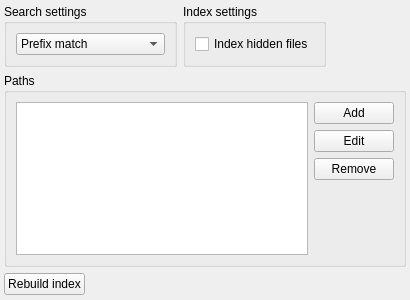
The window that src/services/fileindex/fileindexwidget.ui (albertlauncher/albert) describes before a commit, drawn with Qt 5.
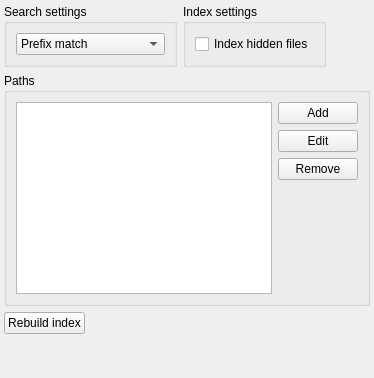
The same window after the commit.

Diff of the .ui file:
```diff
--- a/src/services/fileindex/fileindexwidget.ui
+++ b/src/services/fileindex/fileindexwidget.ui
@@ -2,14 +2,6 @@
 <ui version="4.0">
  <class>FileIndexWidget</class>
  <widget class="QWidget" name="FileIndexWidget">
-  <property name="geometry">
-   <rect>
-    <x>0</x>
-    <y>0</y>
-    <width>410</width>
-    <height>300</height>
-   </rect>
-  </property>
   <layout class="QVBoxLayout" name="verticalLayout_2">
    <property name="leftMargin">
     <number>4</number>
@@ -89,9 +81,7 @@
      <property name="title">
       <string>Paths</string>
      </property>
-     <layout class="QVBoxLayout" name="verticalLayout_4">
-      <item>
-       <layout class="QHBoxLayout" name="horizontalLayout_2">
+     <layout class="QHBoxLayout" name="horizontalLayout_4">
         <item>
          <widget class="QListWidget" name="listWidget_paths">
           <property name="textElideMode">
@@ -143,8 +133,6 @@
              </size>
             </property>
            </spacer>
-          </item>
-         </layout>
         </item>
        </layout>
       </item>
```
Left out of the diff: 6 changed lines with no effect on the pictures. Lines whose indentation alone changed are shown as unchanged.
